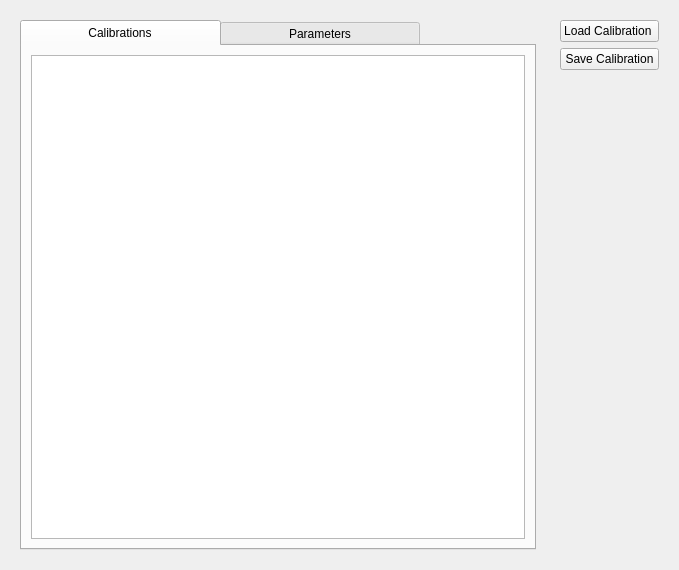
The window that ui/manualcalibration.ui (analogdevicesinc/scopy) describes before a commit, drawn with Qt 5.
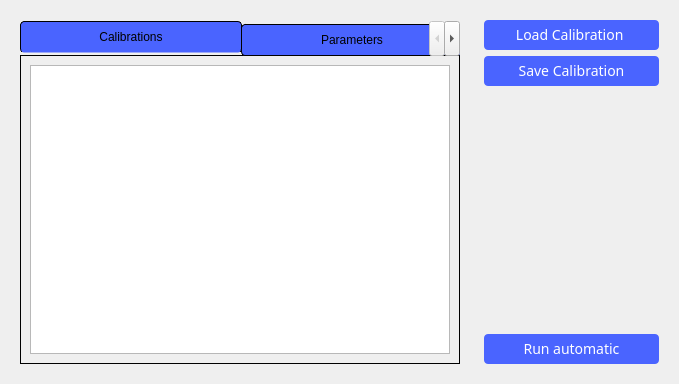
The same window after the commit. Custom widgets are drawn as their Qt base class.

Commit message: ManualCalibration: Added automatic calibration button

```diff
--- a/ui/manualcalibration.ui
+++ b/ui/manualcalibration.ui
@@ -7,12 +7,142 @@
     <x>0</x>
     <y>0</y>
     <width>679</width>
-    <height>570</height>
+    <height>384</height>
    </rect>
   </property>
   <property name="windowTitle">
    <string>Form</string>
   </property>
+  <property name="styleSheet">
+   <string notr="true">QLabel {
+	color: rgba(255, 255, 255, 150);
+	text-align: left;
+	font-family:'DejaVu Sans';
+	font-size:14pt;
+	 font-weight:72;
+ 	font-style:normal
+}
+
+QPushButton
+{
+  width: 175px;
+  height: 30px;
+  background-color: #4a64ff;
+  border-radius: 4px;
+
+  font-family: ArialMT;
+  font-size: 14px;
+  font-weight: normal;
+  font-style: normal;
+  text-align: center;
+  color: #ffffff;
+
+}
+
+
+QPushButton:hover
+{
+	 background-color: #4a34ff;
+}
+
+QTabWidget::pane {
+    border: 1px solid black;
+}
+
+QTabWidget::tab-bar:top {
+    top: 1px;
+}
+
+QTabWidget::tab-bar:bottom {
+    bottom: 1px;
+}
+
+QTabWidget::tab-bar:left {
+    right: 1px;
+}
+
+QTabWidget::tab-bar:right {
+    left: 1px;
+}
+QTabBar::tab {
+    border: 1px solid black;
+	border-radius: 4px;
+}
+
+QTabBar::tab:selected {
+    background: #4a64ff;
+}
+
+QTabBar::tab:!selected {
+    background: #4a64ff;
+}
+
+QTabBar::tab:!selected:hover {
+    background: #4a34ff;
+}
+
+QTabBar::tab:top:!selected {
+    margin-top: 3px;
+}
+
+QTabBar::tab:bottom:!selected {
+    margin-bottom: 3px;
+}
+
+QTabBar::tab:top, QTabBar::tab:bottom {
+    min-width: 8ex;
+    margin-right: -1px;
+    padding: 5px 10px 5px 10px;
+}
+
+QTabBar::tab:top:selected {
+    border-bottom-color: none;
+}
+
+QTabBar::tab:bottom:selected {
+    border-top-color: none;
+}
+
+QTabBar::tab:top:last, QTabBar::tab:bottom:last,
+QTabBar::tab:top:only-one, QTabBar::tab:bottom:only-one {
+    margin-right: 0;
+}
+
+QTabBar::tab:left:!selected {
+    margin-right: 3px;
+}
+
+QTabBar::tab:right:!selected {
+    margin-left: 3px;
+}
+
+QTabBar::tab:left, QTabBar::tab:right {
+    min-height: 8ex;
+    margin-bottom: -1px;
+    padding: 10px 5px 10px 5px;
+}
+
+QTabBar::tab:left:selected {
+    border-left-color: none;
+}
+
+QTabBar::tab:right:selected {
+    border-right-color: none;
+}
+
+QTabBar::tab:left:last, QTabBar::tab:right:last,
+QTabBar::tab:left:only-one, QTabBar::tab:right:only-one {
+    margin-bottom: 0;
+}
+
+QListWidget
+{
+	font-family:'DejaVu Sans';
+	font-size:14pt;
+	font-weight:72;
+ 	font-style:normal
+}</string>
+  </property>
   <layout class="QHBoxLayout" name="horizontalLayout">
    <item>
     <widget class="adiscope::DetachDragZone" name="ListWidget" native="true">
@@ -20,7 +150,11 @@
       <item>
        <widget class="QTabWidget" name="tabWidget">
         <property name="styleSheet">
-         <string notr="true">QTabBar::tab {  width: 200px; }</string>
+         <string notr="true">QTabBar::tab
+ {  
+	width: 200px; 
+	height: 20px;
+}</string>
         </property>
         <property name="currentIndex">
          <number>0</number>
@@ -86,6 +220,16 @@
         </property>
        </spacer>
       </item>
+      <item>
+       <widget class="QPushButton" name="autoButton">
+        <property name="styleSheet">
+         <string notr="true">global.qss</string>
+        </property>
+        <property name="text">
+         <string>Run automatic</string>
+        </property>
+       </widget>
+      </item>
      </layout>
     </widget>
    </item>
```
The commit also changes 3 other files.
